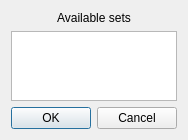
Above: src/Ui/DialogChooseMultipleBarrierSet.ui from nohal/qtVlm before the change. Below: the same form after it.
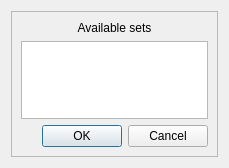
That is the form after the change.

What changed in the file:
```diff
--- a/src/Ui/DialogChooseMultipleBarrierSet.ui
+++ b/src/Ui/DialogChooseMultipleBarrierSet.ui
@@ -6,8 +6,8 @@
    <rect>
     <x>0</x>
     <y>0</y>
-    <width>179</width>
-    <height>131</height>
+    <width>229</width>
+    <height>168</height>
    </rect>
   </property>
   <property name="windowTitle">
@@ -15,6 +15,21 @@
   </property>
   <layout class="QVBoxLayout" name="verticalLayout">
    <item>
+    <widget class="QScrollArea" name="scrollArea">
+     <property name="widgetResizable">
+      <bool>true</bool>
+     </property>
+     <widget class="QWidget" name="scrollAreaWidgetContents">
+      <property name="geometry">
+       <rect>
+        <x>0</x>
+        <y>0</y>
+        <width>209</width>
+        <height>148</height>
+       </rect>
+      </property>
+      <layout class="QVBoxLayout" name="verticalLayout_2">
+       <item>
     <widget class="QLabel" name="label">
      <property name="text">
       <string>Available sets</string>
@@ -45,6 +60,10 @@
      <property name="standardButtons">
       <set>QDialogButtonBox::Cancel|QDialogButtonBox::Ok</set>
      </property>
+        </widget>
+       </item>
+      </layout>
+     </widget>
     </widget>
    </item>
   </layout>
```
Lines whose indentation alone changed are shown as unchanged.
